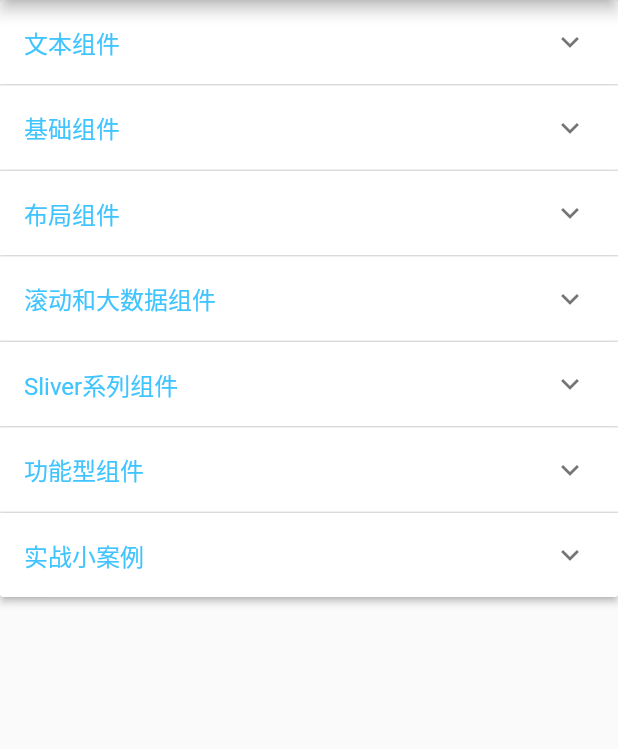
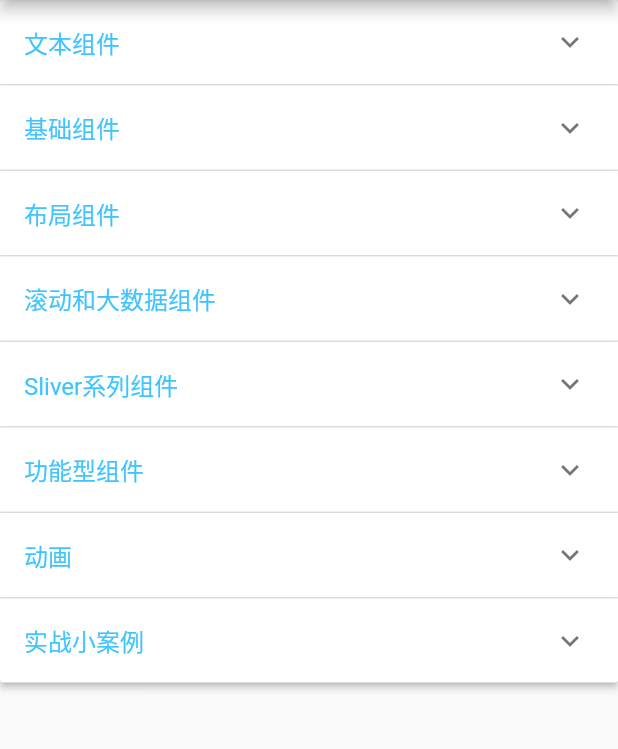
Before and after one commit to WuJinLi/DemoForFlutter, a Flutter app: the screen it shows after launch, on a phone screen of 412 x 824 dp, the part 84-833 px from its top. Run offline on Flutter 3.47's test engine with Material 2 defaults, Android fonts, the phone set to English and light mode, and no system bars; our stand-ins replace toast.

Commit message:
add animation

```diff
--- a/lib/constant/main_body_data.dart
+++ b/lib/constant/main_body_data.dart
@@ -204,9 +204,17 @@ List<ExpandStateBean> generateItems() {
             text: 'ios风格时间选择器'))
         ..add(ChildItemBean(targetWidget: MenuWidget(), text: '弹出菜单'))
         ..add(ChildItemBean(targetWidget: DialogWidget(), text: '弹出提示/警示框'))
-        ..add(ChildItemBean(targetWidget: DragWidget(), text: '拖拽组件'))
-        ..add(ChildItemBean(targetWidget: null, text: '缩放、平移组件')),
+        ..add(ChildItemBean(targetWidget: DragWidget(), text: '拖拽组件')),
       headerValue: '功能型组件',
+    ))
+    ..add(ExpandStateBean(
+      headerValue: '动画',
+      isExpanded: false,
+      expandedValues: new List()
+        ..add(ChildItemBean(targetWidget: null, text: '动画核心-AnimationController'))
+        ..add(ChildItemBean(targetWidget: null, text: '动画核心-Tween'))
+        ..add(ChildItemBean(targetWidget: null, text: '动画核心-Curve'))
+        ..add(ChildItemBean(targetWidget: null, text: '过度动画-Hero')),
     ))
     ..add(
       ExpandStateBean(
```
